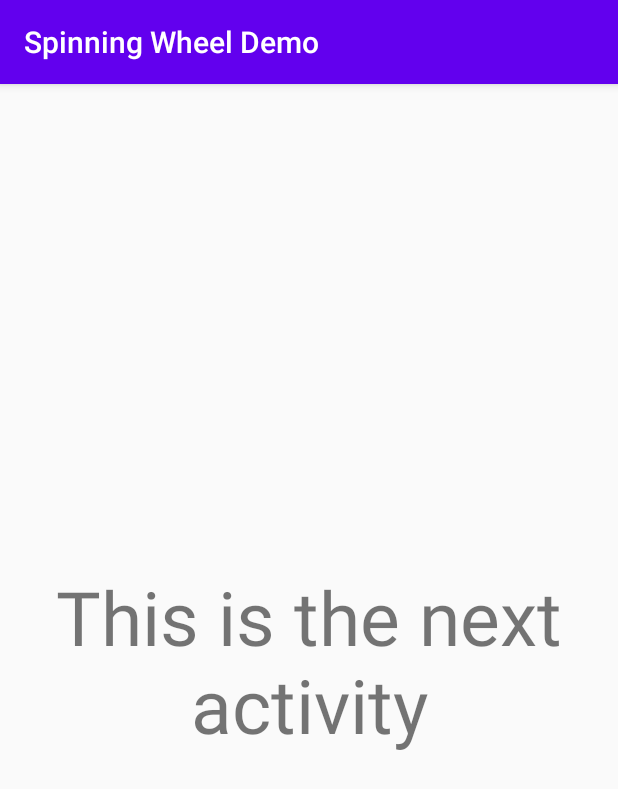
After one commit to abdalmoniem/Android-Spinning-Wheel-View, an Android app: the NextActivity screen opened directly, with no data from a screen before it, on a phone screen of 412 x 824 dp. The commit adds this screen. Shown: the top 789 px of the screen. Run offline under Robolectric (Android 15) with nearby library versions, the phone set to English and light mode, and no system bars.

```diff
--- a/app/src/main/AndroidManifest.xml
+++ b/app/src/main/AndroidManifest.xml
@@ -9,6 +9,7 @@
         android:roundIcon="@mipmap/ic_launcher_round"
         android:supportsRtl="true"
         android:theme="@style/AppTheme">
+        <activity android:name=".NextActivity"></activity>
         <activity android:name=".MainActivity">
             <intent-filter>
                 <action android:name="android.intent.action.MAIN" />
--- /dev/null
+++ b/app/src/main/java/com/hifnawy/spinningWheelDemo/NextActivity.java
@@ -0,0 +1,14 @@
+package com.hifnawy.spinningWheelDemo;
+
+import androidx.appcompat.app.AppCompatActivity;
+
+import android.os.Bundle;
+
+public class NextActivity extends AppCompatActivity {
+
+    @Override
+    protected void onCreate(Bundle savedInstanceState) {
+        super.onCreate(savedInstanceState);
+        setContentView(R.layout.activity_next);
+    }
+}
--- /dev/null
+++ b/app/src/main/res/layout/activity_next.xml
@@ -0,0 +1,20 @@
+<?xml version="1.0" encoding="utf-8"?>
+<androidx.constraintlayout.widget.ConstraintLayout xmlns:android="http://schemas.android.com/apk/res/android"
+    xmlns:app="http://schemas.android.com/apk/res-auto"
+    xmlns:tools="http://schemas.android.com/tools"
+    android:layout_width="match_parent"
+    android:layout_height="match_parent"
+    tools:context=".NextActivity">
+
+    <TextView
+        android:layout_width="wrap_content"
+        android:layout_height="wrap_content"
+        android:text="This is the next activity"
+        android:textSize="50dp"
+        android:gravity="center"
+        app:layout_constraintBottom_toBottomOf="parent"
+        app:layout_constraintEnd_toEndOf="parent"
+        app:layout_constraintStart_toStartOf="parent"
+        app:layout_constraintTop_toTopOf="parent" />
+
+</androidx.constraintlayout.widget.ConstraintLayout>
--- a/spinningWheelLib/build.gradle
+++ b/spinningWheelLib/build.gradle
@@ -19,12 +19,12 @@ android {
 
     buildTypes {
         debug {
-            minifyEnabled false
+            minifyEnabled true
             proguardFiles getDefaultProguardFile('proguard-android-optimize.txt'), 'proguard-rules.pro'
         }
 
         release {
-            minifyEnabled false
+            minifyEnabled true
             proguardFiles getDefaultProguardFile('proguard-android-optimize.txt'), 'proguard-rules.pro'
         }
     }
```
Also changed, not shown: app/src/main/java/com/hifnawy/spinningWheelDemo/MainActivity.java (+7 -1 lines), app/src/main/res/layout/activity_main.xml (+11 -0 lines), spinningWheelLib/src/main/java/com/hifnawy/spinningWheelLib/SpinningWheelView.java (+98 -41 lines).
